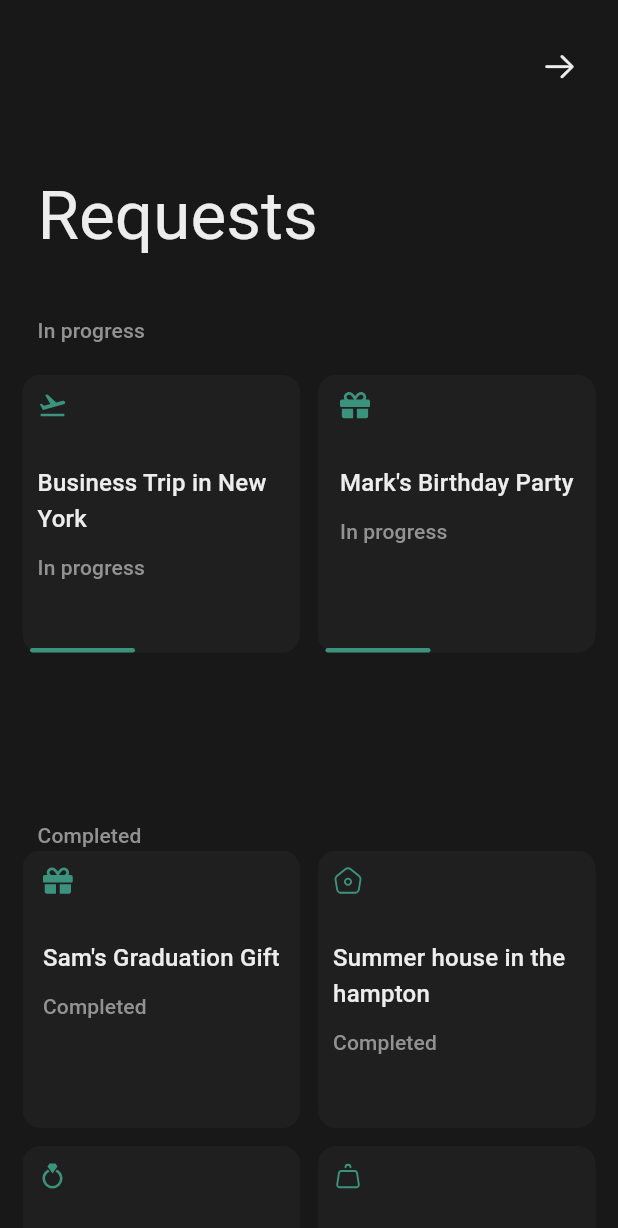
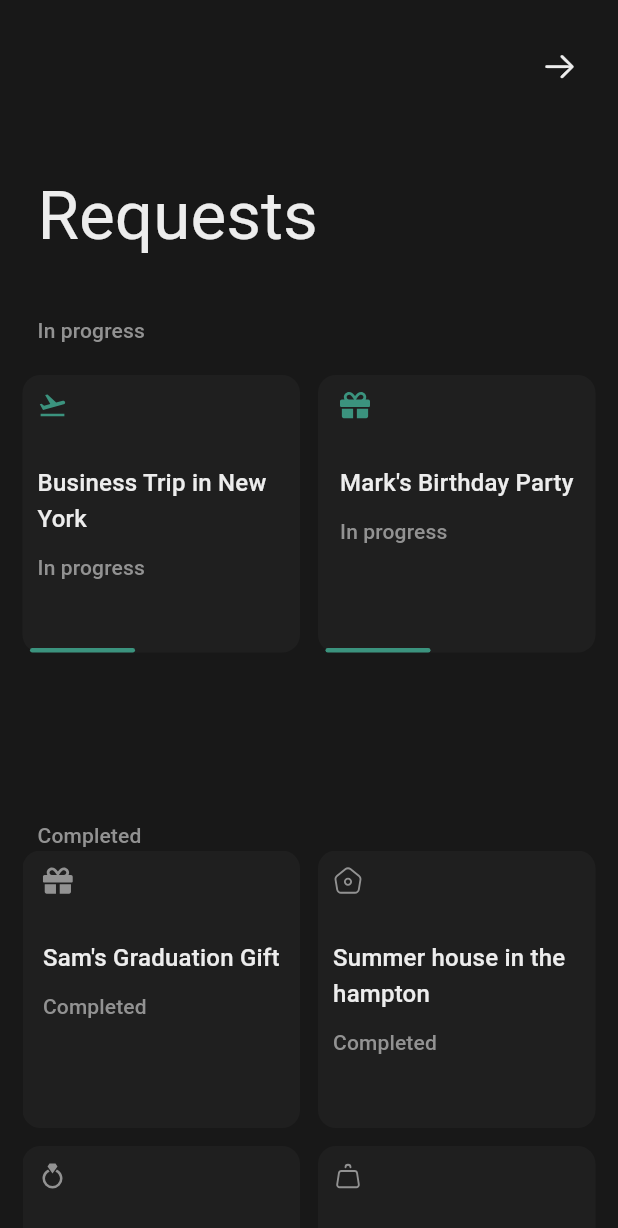
Before and after one commit to nikkieke/flutter_micro_interactions, a Flutter app: the RequestScreen screen opened directly, on a phone screen of 412 x 824 dp. Shown: the top 1228 px of the screen. Run offline on Flutter 3.47's test engine with Material 3 defaults, Android fonts, the light colour scheme and no system bars; drawn by our look-alikes of percent_indicator; our stand-ins replace flutter_svg, smooth_page_indicator.

Commit message:
complete ui for requests screen

```diff
--- a/lib/features/staggered_animation/widgets/request_item_card.dart
+++ b/lib/features/staggered_animation/widgets/request_item_card.dart
@@ -31,7 +31,12 @@ class RequestItemCard extends StatelessWidget {
               children: [
                 SvgPicture.asset(model.iconPath,
                   width: 20,
-                  colorFilter: const ColorFilter.mode(
+                  colorFilter: model.isCompleted?
+                  const ColorFilter.mode(
+                     Color(0xff929292),
+                    BlendMode.srcIn,
+                  ):
+                  const ColorFilter.mode(
                     Color(0xff3b937e),
                     BlendMode.srcIn,
                   ),
```
